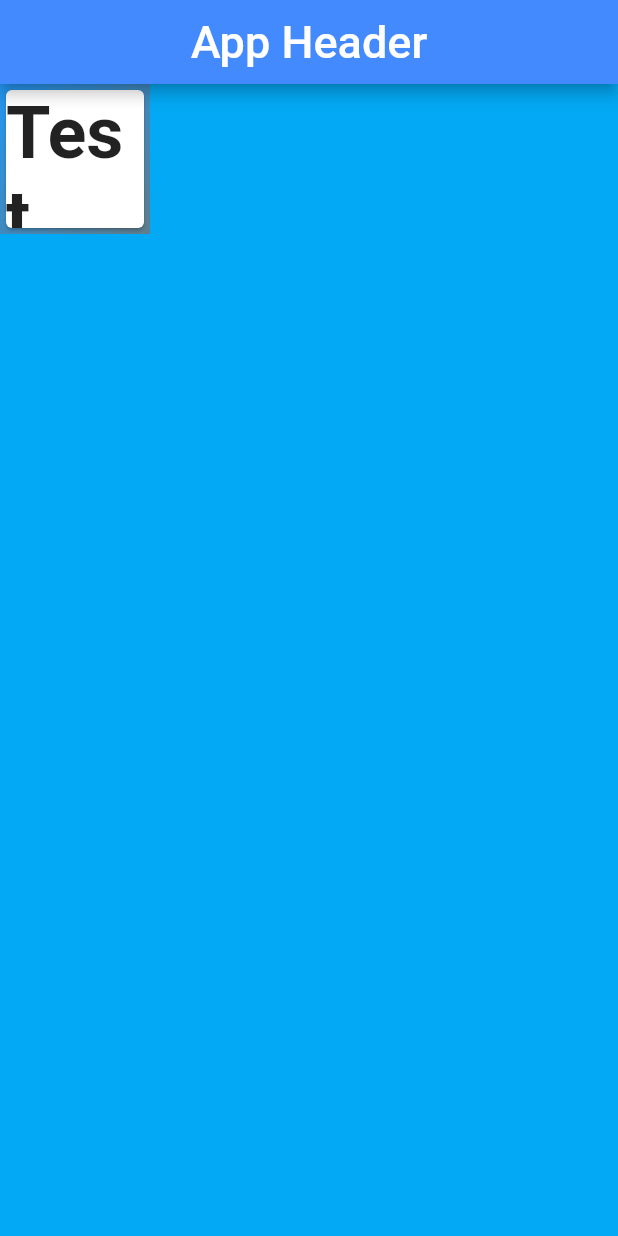
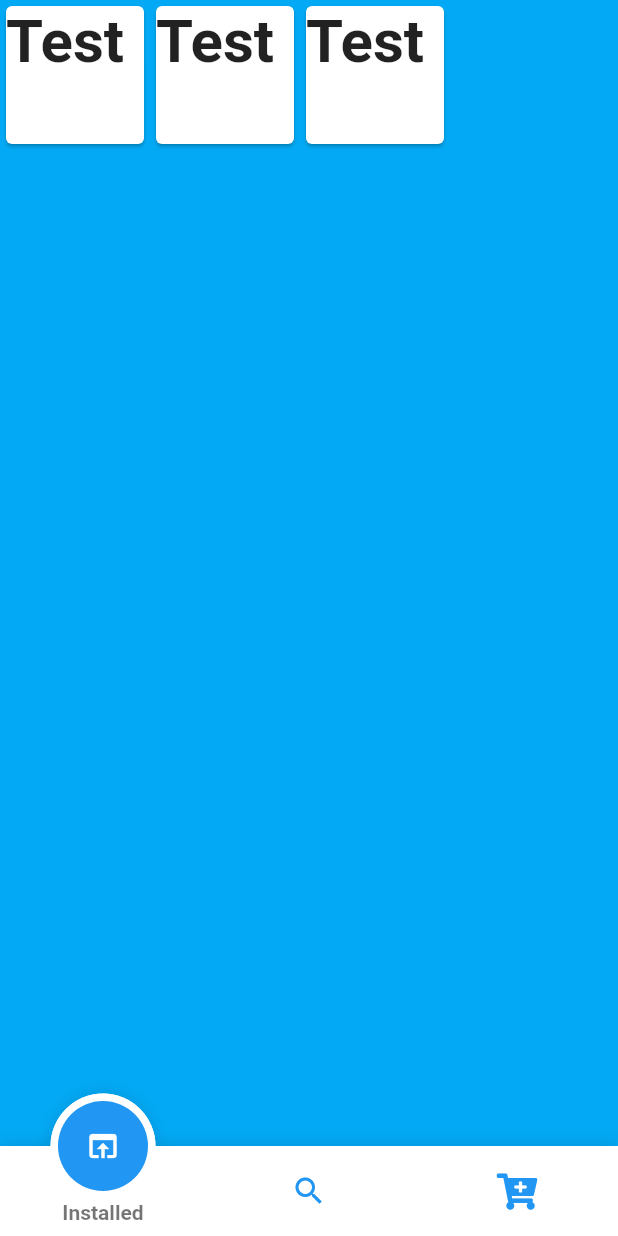
Before and after one commit to EthicalBoris/sm_app, a Flutter app: the screen it shows after launch, on a phone screen of 412 x 824 dp. Run offline on Flutter 3.47's test engine with Material 2 defaults, Android fonts, the phone set to English and light mode, and no system bars; drawn by our look-alikes of fancy_bottom_navigation; our stand-ins replace font_awesome_flutter.

```diff
--- a/lib/screens/HomePage.dart
+++ b/lib/screens/HomePage.dart
@@ -1,4 +1,6 @@
+import 'package:fancy_bottom_navigation/fancy_bottom_navigation.dart';
 import 'package:flutter/material.dart';
+import 'package:font_awesome_flutter/font_awesome_flutter.dart';
 
 class HomePage extends StatefulWidget {
   @override
@@ -9,26 +11,19 @@ class _HomePageState extends State<HomePage> {
   @override
   Widget build(BuildContext context) {
     return Container(
-      child: Scaffold(
-        appBar: AppBar(
-          centerTitle: true,
-          backgroundColor: Theme.of(context).backgroundColor,
-          title: Text(
-            "App Header",
-            style: TextStyle(fontSize: 30),
-          ),
-        ),
-        backgroundColor: Theme.of(context).accentColor,
-        body: SafeArea(
-          child: Container(
       decoration: BoxDecoration(
         gradient: LinearGradient(
           begin: Alignment.topLeft,
           end: Alignment.bottomRight,
-                colors: [Colors.blue, Colors.blueGrey],
+          colors: [Colors.blue, Colors.red],
         ),
       ),
-            child: SizedBox(
+      child: Scaffold(
+        backgroundColor: Theme.of(context).accentColor,
+        body: SafeArea(
+          child: Row(
+            children: <Widget>[
+              SizedBox(
                 width: 100.0,
                 height: 100.0,
                 child: Card(
@@ -36,13 +31,54 @@ class _HomePageState extends State<HomePage> {
                     "Test",
                     style: TextStyle(
                       //color: Colors.white,
-                    fontSize: 48.0,
+                      fontSize: 40.0,
                       fontWeight: FontWeight.bold,
                     ),
                   ),
                 ),
               ),
+              SizedBox(
+                width: 100.0,
+                height: 100.0,
+                child: Card(
+                  child: Text(
+                    "Test",
+                    style: TextStyle(
+                      //color: Colors.white,
+                      fontSize: 40.0,
+                      fontWeight: FontWeight.bold,
                     ),
+                  ),
+                ),
+              ),
+              SizedBox(
+                width: 100.0,
+                height: 100.0,
+                child: Card(
+                  child: Text(
+                    "Test",
+                    style: TextStyle(
+                      //color: Colors.white,
+                      fontSize: 40.0,
+                      fontWeight: FontWeight.bold,
+                    ),
+                  ),
+                ),
+              ),
+            ],
+          ),
+        ),
+        bottomNavigationBar: FancyBottomNavigation(
+          tabs: [
+            TabData(iconData: Icons.open_in_browser, title: "Installed"),
+            TabData(iconData: Icons.search, title: "Search"),
+            TabData(iconData: FontAwesomeIcons.cartPlus, title: "Browse")
+          ],
+          onTabChangedListener: (position) {
+            setState(() {
+              // currentPage = position;
+            });
+          },
         ),
       ),
     );
--- a/pubspec.yaml
+++ b/pubspec.yaml
@@ -23,6 +23,8 @@ dependencies:
   # The following adds the Cupertino Icons font to your application.
   # Use with the CupertinoIcons class for iOS style icons.
   cupertino_icons: ^0.1.2
+  font_awesome_flutter:
+  fancy_bottom_navigation: ^0.3.2
 
 dev_dependencies:
   flutter_test:
```
Also changed, not shown: pubspec.lock. Lines whose indentation alone changed are shown as unchanged.
